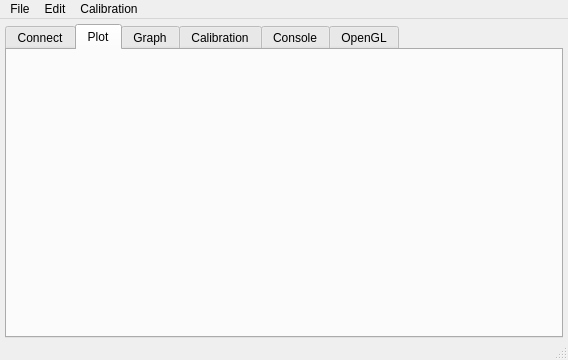
Before: the Qt Designer form tinyos-2.x/trunk/support/cpp/TestShimmer/src/MainWindow.ui in baharev/szte-wsn-code, drawn with Qt 5.
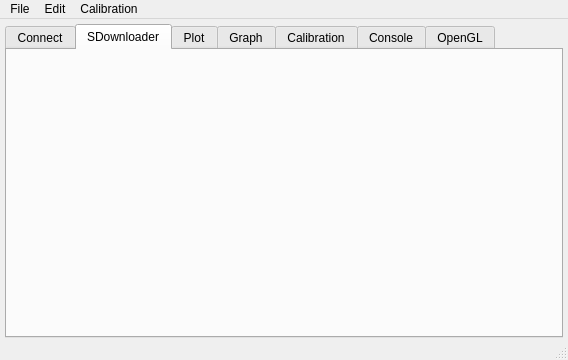
After: the same form once the commit is applied. Icons and pictures are not drawn.

Commit message: added SD card downloader tab

```diff
--- a/tinyos-2.x/trunk/support/cpp/TestShimmer/src/MainWindow.ui
+++ b/tinyos-2.x/trunk/support/cpp/TestShimmer/src/MainWindow.ui
@@ -50,6 +50,12 @@
         </property>
        </layout>
       </widget>
+      <widget class="QWidget" name="sdownloadTab">
+       <attribute name="title">
+        <string>SDownloader</string>
+       </attribute>
+       <layout class="QVBoxLayout" name="verticalLayout_8"/>
+      </widget>
       <widget class="QWidget" name="plotTab">
        <attribute name="title">
         <string>Plot</string>
```
The commit also changes 4 other files.
